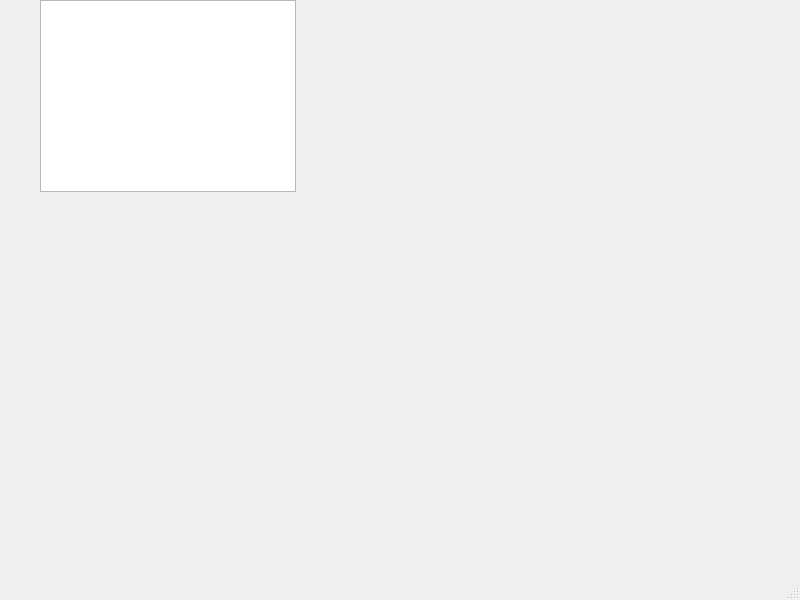
Qt form Game/bettermainwindow.ui (miikka0000/BusDestroyer2000-Game-with-Qt) before a commit.
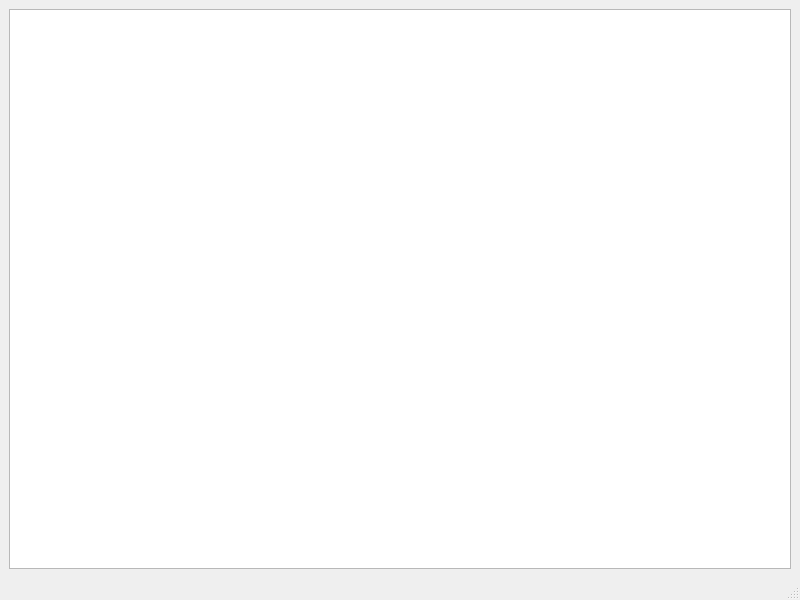
The same form after that commit.

```diff
--- a/Game/bettermainwindow.ui
+++ b/Game/bettermainwindow.ui
@@ -14,16 +14,11 @@
    <string>MainWindow</string>
   </property>
   <widget class="QWidget" name="centralwidget">
-   <widget class="QGraphicsView" name="graphicsView">
-    <property name="geometry">
-     <rect>
-      <x>40</x>
-      <y>0</y>
-      <width>256</width>
-      <height>192</height>
-     </rect>
-    </property>
-   </widget>
+   <layout class="QGridLayout" name="gridLayout">
+    <item row="0" column="0">
+     <widget class="QGraphicsView" name="graphicsView"/>
+    </item>
+   </layout>
   </widget>
   <widget class="QMenuBar" name="menubar">
    <property name="geometry">
```
